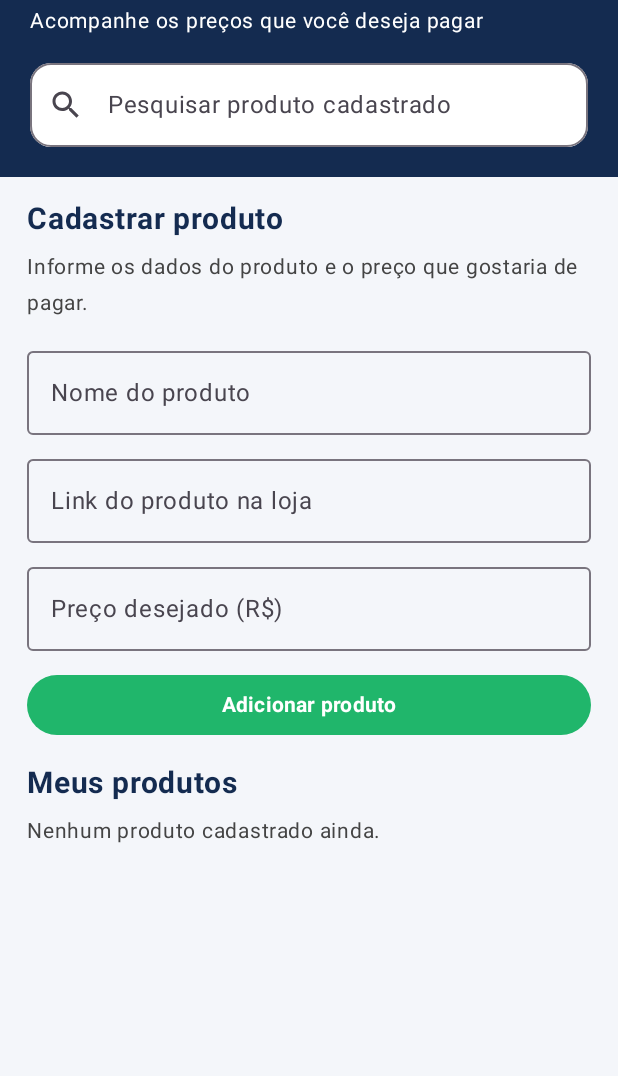
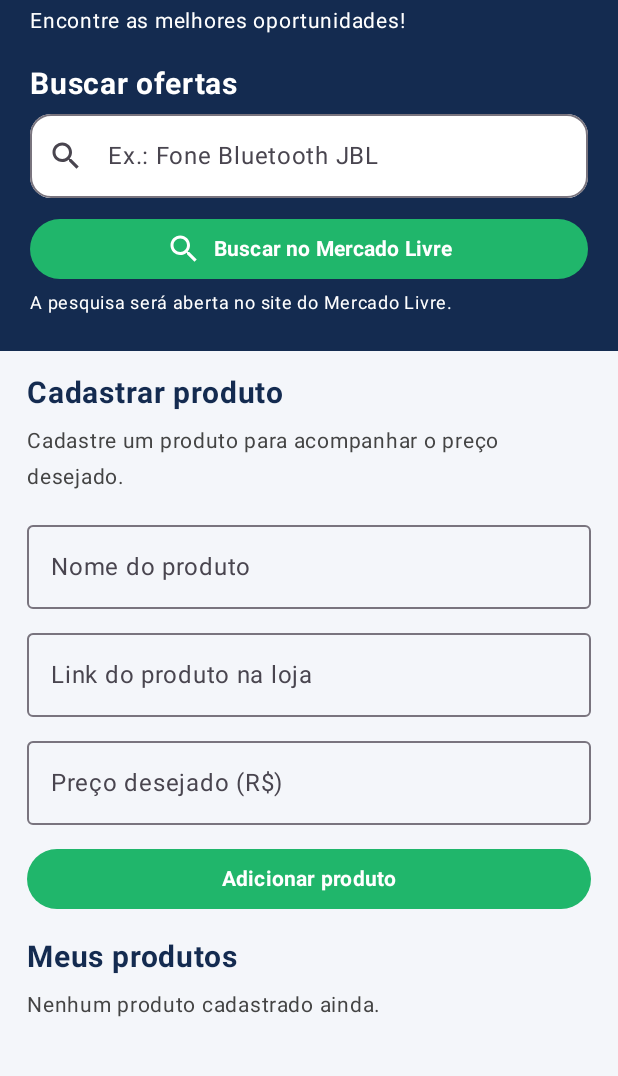
Before and after one commit to marcoscarvalho768-gif/oferta-certa-2, an Android app built with Jetpack Compose: the screen it shows after launch (MainActivity), on a phone screen of 412 x 824 dp, the part 75-1151 px from its top. Run offline under Robolectric (Android 15) with nearby library versions, the phone set to English and light mode, and no system bars.

Commit message:
Update MainActivity.kt

```diff
--- a/app/src/main/java/br/com/ofertacerta/MainActivity.kt
+++ b/app/src/main/java/br/com/ofertacerta/MainActivity.kt
@@ -1,5 +1,7 @@
 package br.com.ofertacerta
 
+import android.content.Intent
+import android.net.Uri
 import android.os.Bundle
 import androidx.activity.ComponentActivity
 import androidx.activity.compose.setContent
@@ -138,19 +140,28 @@ fun OfertaCertaApp() {
                     }
 
                     Text(
-                        "Acompanhe os preços que você deseja pagar",
+                        "Encontre as melhores oportunidades!",
                         color = Color.White,
                         fontSize = 14.sp
                     )
 
-                    Spacer(Modifier.height(16.dp))
+                    Spacer(Modifier.height(18.dp))
+
+                    Text(
+                        "Buscar ofertas",
+                        color = Color.White,
+                        fontSize = 20.sp,
+                        fontWeight = FontWeight.Bold
+                    )
+
+                    Spacer(Modifier.height(8.dp))
 
                     OutlinedTextField(
                         value = pesquisa,
                         onValueChange = { pesquisa = it },
                         modifier = Modifier.fillMaxWidth(),
                         placeholder = {
-                            Text("Pesquisar produto cadastrado")
+                            Text("Ex.: Fone Bluetooth JBL")
                         },
                         leadingIcon = {
                             Icon(
@@ -164,6 +175,47 @@ fun OfertaCertaApp() {
                             focusedContainerColor = Color.White,
                             unfocusedContainerColor = Color.White
                         )
+                    )
+
+                    Spacer(Modifier.height(10.dp))
+
+                    Button(
+                        onClick = {
+                            if (pesquisa.isBlank()) {
+                                mensagem = "Digite o nome de um produto para pesquisar."
+                            } else {
+                                val termo = Uri.encode(pesquisa.trim())
+                                val endereco =
+                                    "https://lista.mercadolivre.com.br/$termo"
+
+                                val intent = Intent(
+                                    Intent.ACTION_VIEW,
+                                    Uri.parse(endereco)
+                                )
+
+                                context.startActivity(intent)
+                            }
+                        },
+                        modifier = Modifier.fillMaxWidth(),
+                        colors = ButtonDefaults.buttonColors(
+                            containerColor = verde
+                        )
+                    ) {
+                        Icon(
+                            Icons.Default.Search,
+                            contentDescription = null
+                        )
+                        Spacer(Modifier.width(8.dp))
+                        Text(
+                            "Buscar no Mercado Livre",
+                            fontWeight = FontWeight.Bold
+                        )
+                    }
+
+                    Text(
+                        "A pesquisa será aberta no site do Mercado Livre.",
+                        color = Color.White,
+                        fontSize = 12.sp
                     )
                 }
             }
@@ -185,7 +237,7 @@ fun OfertaCertaApp() {
                     Spacer(Modifier.height(8.dp))
 
                     Text(
-                        "Informe os dados do produto e o preço que gostaria de pagar.",
+                        "Cadastre um produto para acompanhar o preço desejado.",
                         color = Color.DarkGray,
                         fontSize = 14.sp
                     )
@@ -395,7 +447,7 @@ fun OfertaCertaApp() {
                         Spacer(Modifier.height(6.dp))
 
                         Text(
-                            "Cadastro salvo. A consulta automática de preços será integrada na próxima etapa.",
+                            "Produto cadastrado para acompanhamento.",
                             color = Color.Gray,
                             fontSize = 12.sp
                         )
```
